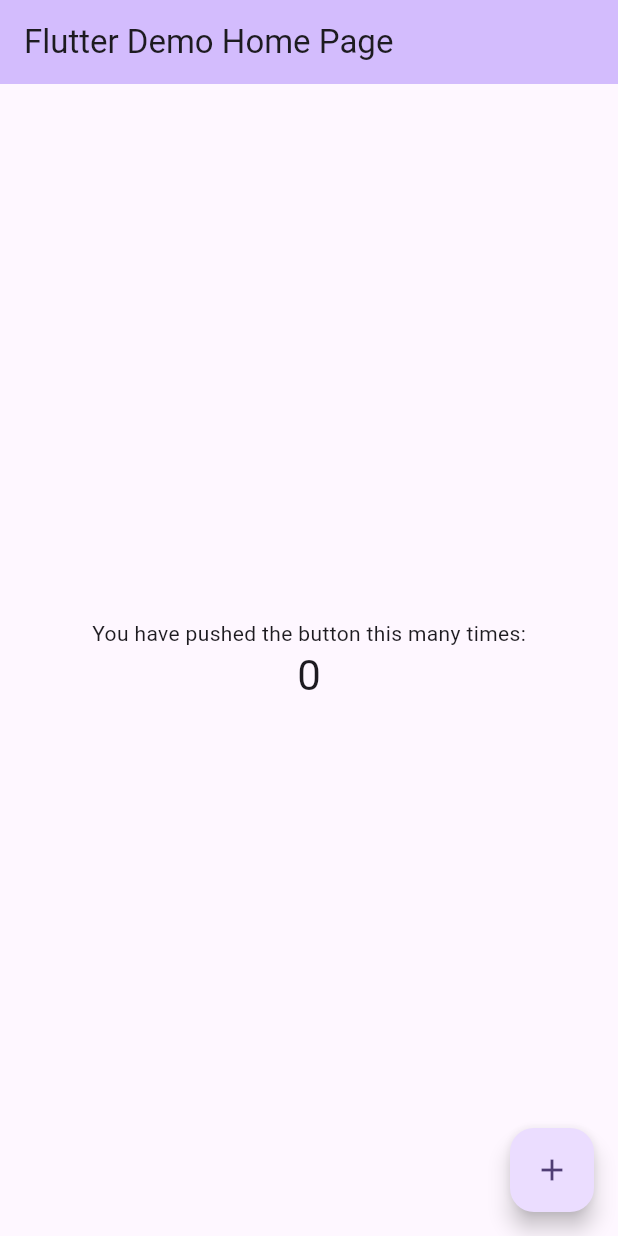
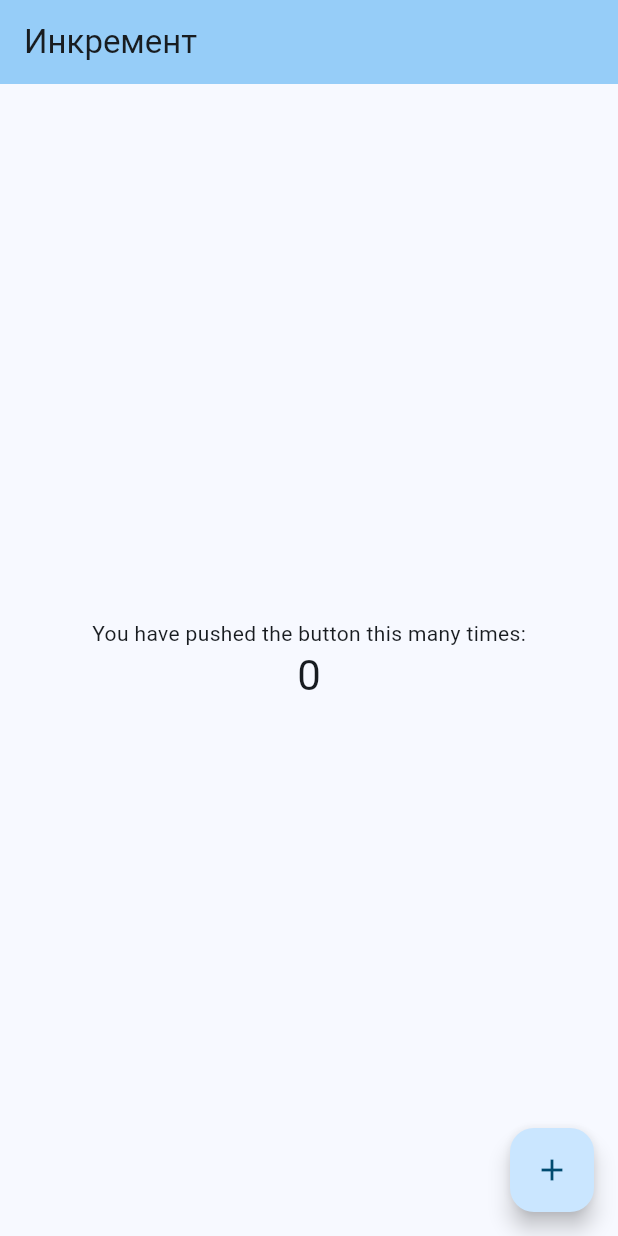
Before and after one commit to PavelMOt/PI2101_Motorygin, a Flutter app: the screen it shows after launch, on a phone screen of 412 x 824 dp. Run offline on Flutter 3.47's test engine with Material 3 defaults, Android fonts, the phone set to English and light mode, and no system bars.

Commit message:
update headder

```diff
--- a/flutter_application_1/lib/main.dart
+++ b/flutter_application_1/lib/main.dart
@@ -14,10 +14,10 @@ class MyApp extends StatelessWidget {
       title: 'Flutter Demo',
       theme: ThemeData(
 
-        colorScheme: ColorScheme.fromSeed(seedColor: Colors.deepPurple),
+        colorScheme: ColorScheme.fromSeed(seedColor: Colors.lightBlue),
         useMaterial3: true,
       ),
-      home: const MyHomePage(title: 'Flutter Demo Home Page'),
+      home: const MyHomePage(title: 'Инкремент'),
     );
   }
 }
```
